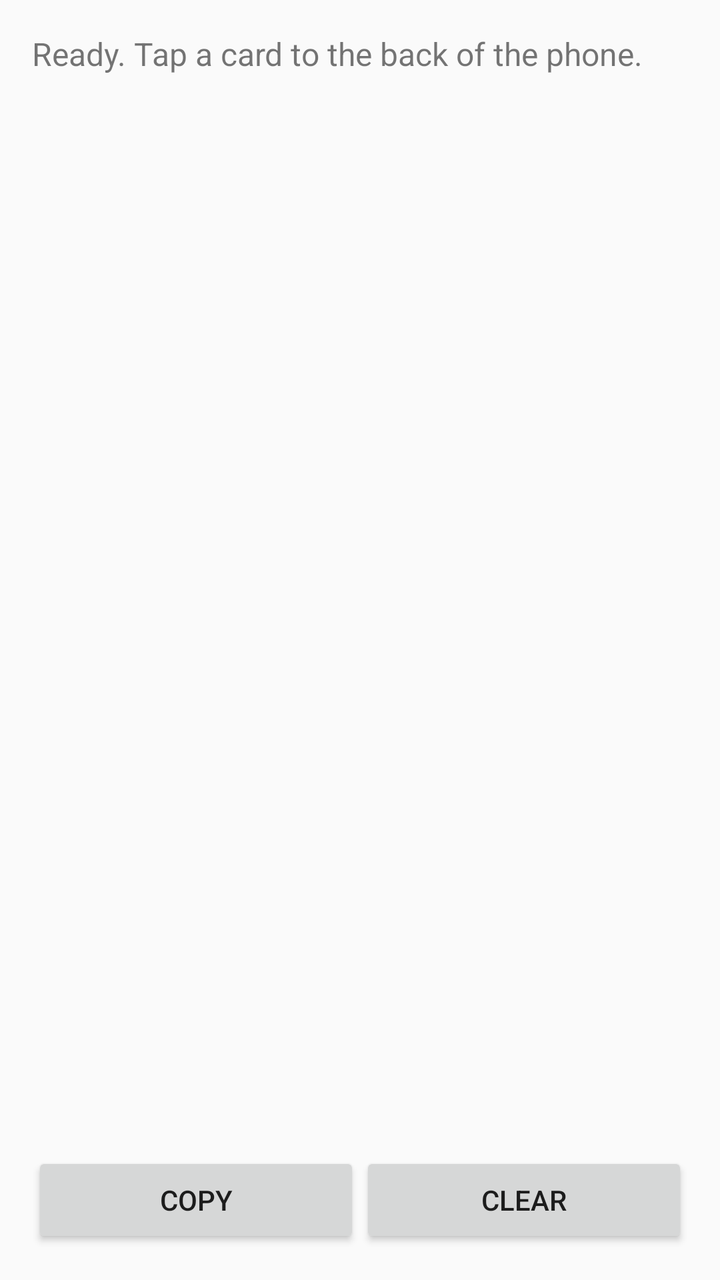
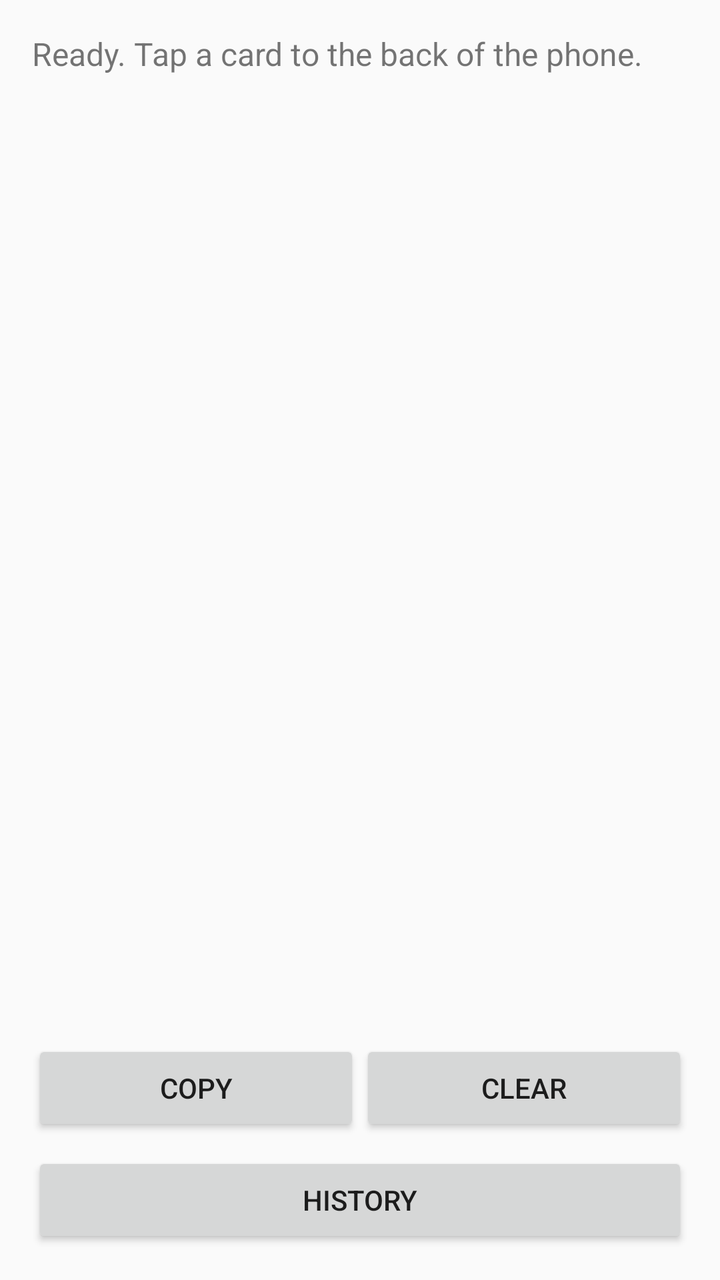

Before-and-after screenshots of an Android layout around one commit, followed by the original layout XML and the change that was made.
<!-- AndroidManifest.xml: application theme Theme.TapTag -->
<!-- res/layout/activity_main.xml -->
<?xml version="1.0" encoding="utf-8"?>
<LinearLayout xmlns:android="http://schemas.android.com/apk/res/android"
    android:layout_width="match_parent"
    android:layout_height="match_parent"
    android:orientation="vertical"
    android:padding="16dp">

    <TextView
        android:id="@+id/statusText"
        android:layout_width="match_parent"
        android:layout_height="wrap_content"
        android:text="@string/status_ready"
        android:textSize="16sp" />

    <ScrollView
        android:layout_width="match_parent"
        android:layout_height="0dp"
        android:layout_marginTop="12dp"
        android:layout_weight="1">

        <HorizontalScrollView
            android:layout_width="match_parent"
            android:layout_height="wrap_content">

            <TextView
                android:id="@+id/resultText"
                android:layout_width="wrap_content"
                android:layout_height="wrap_content"
                android:fontFamily="monospace"
                android:textSize="13sp" />
        </HorizontalScrollView>
    </ScrollView>

    <LinearLayout
        android:layout_width="match_parent"
        android:layout_height="wrap_content"
        android:layout_marginTop="12dp"
        android:orientation="horizontal">

        <Button
            android:id="@+id/copyButton"
            android:layout_width="0dp"
            android:layout_height="wrap_content"
            android:layout_weight="1"
            android:text="@string/copy" />

        <Button
            android:id="@+id/clearButton"
            android:layout_width="0dp"
            android:layout_height="wrap_content"
            android:layout_weight="1"
            android:text="@string/clear" />
    </LinearLayout>
</LinearLayout>
<!-- resources referenced by this layout -->
<resources>
  <string name="clear">Clear</string>
  <string name="copy">Copy</string>
  <string name="status_ready">Ready. Tap a card to the back of the phone.</string>
  <style name="Theme.TapTag" parent="Theme.AppCompat.Light.DarkActionBar">
          <item name="colorPrimary">#1B6EF3</item>
          <item name="colorPrimaryDark">#1559C7</item>
          <item name="colorAccent">#1B6EF3</item>
      </style>
</resources>

<!-- the commit's change to res/layout/activity_main.xml (unified diff, before → after) -->
@@ -51,4 +51,11 @@
             android:layout_weight="1"
             android:text="@string/clear" />
     </LinearLayout>
+
+    <Button
+        android:id="@+id/historyButton"
+        android:layout_width="match_parent"
+        android:layout_height="wrap_content"
+        android:layout_marginTop="8dp"
+        android:text="@string/history" />
 </LinearLayout>
<!-- resource entries referenced after the edit -->
@@ -2,6 +2,7 @@
 <resources>
   <string name="clear">Clear</string>
   <string name="copy">Copy</string>
+  <string name="history">History</string>
   <string name="status_ready">Ready. Tap a card to the back of the phone.</string>
   <style name="Theme.TapTag" parent="Theme.AppCompat.Light.DarkActionBar">
           <item name="colorPrimary">#1B6EF3</item>
